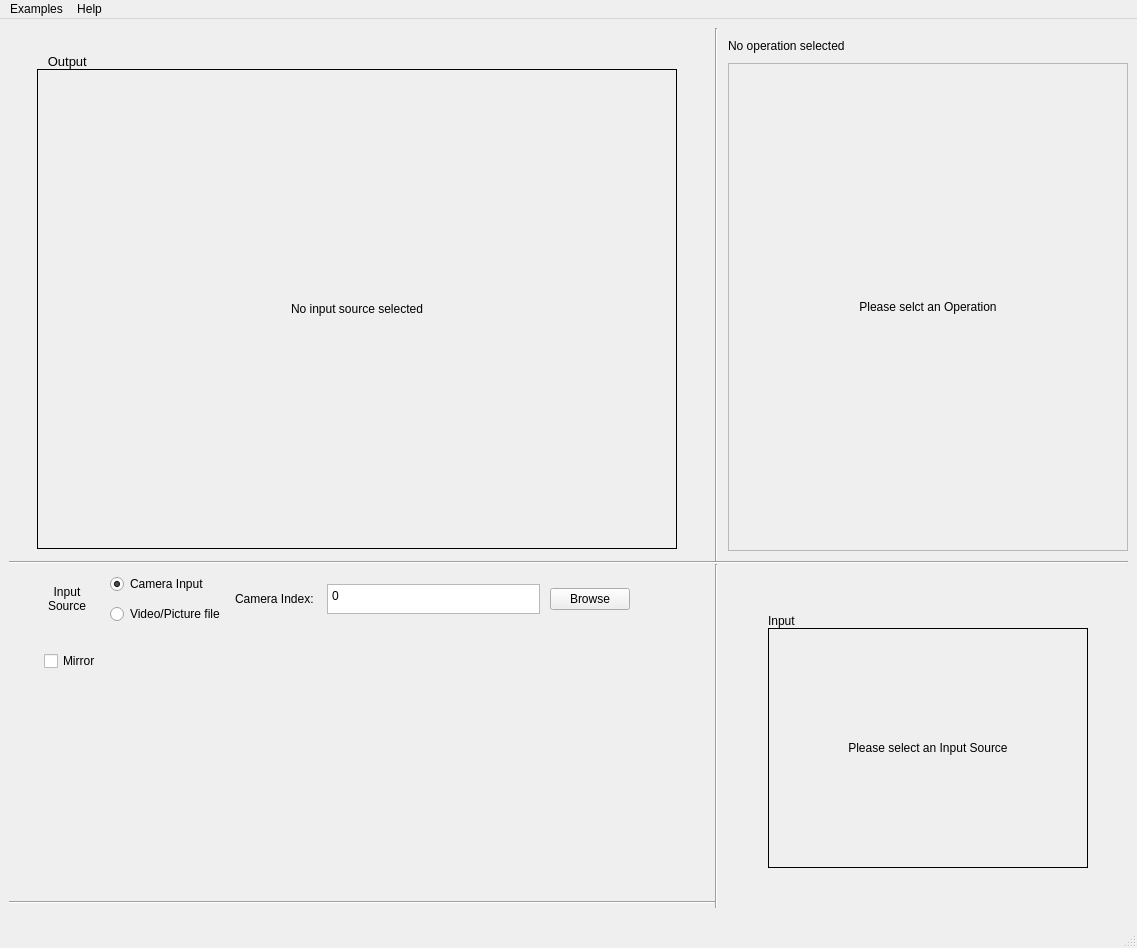
Old version of the form Window/MainWindow/mainwindow.ui in the repository JairajJangle/OpenCV-Catalogue.
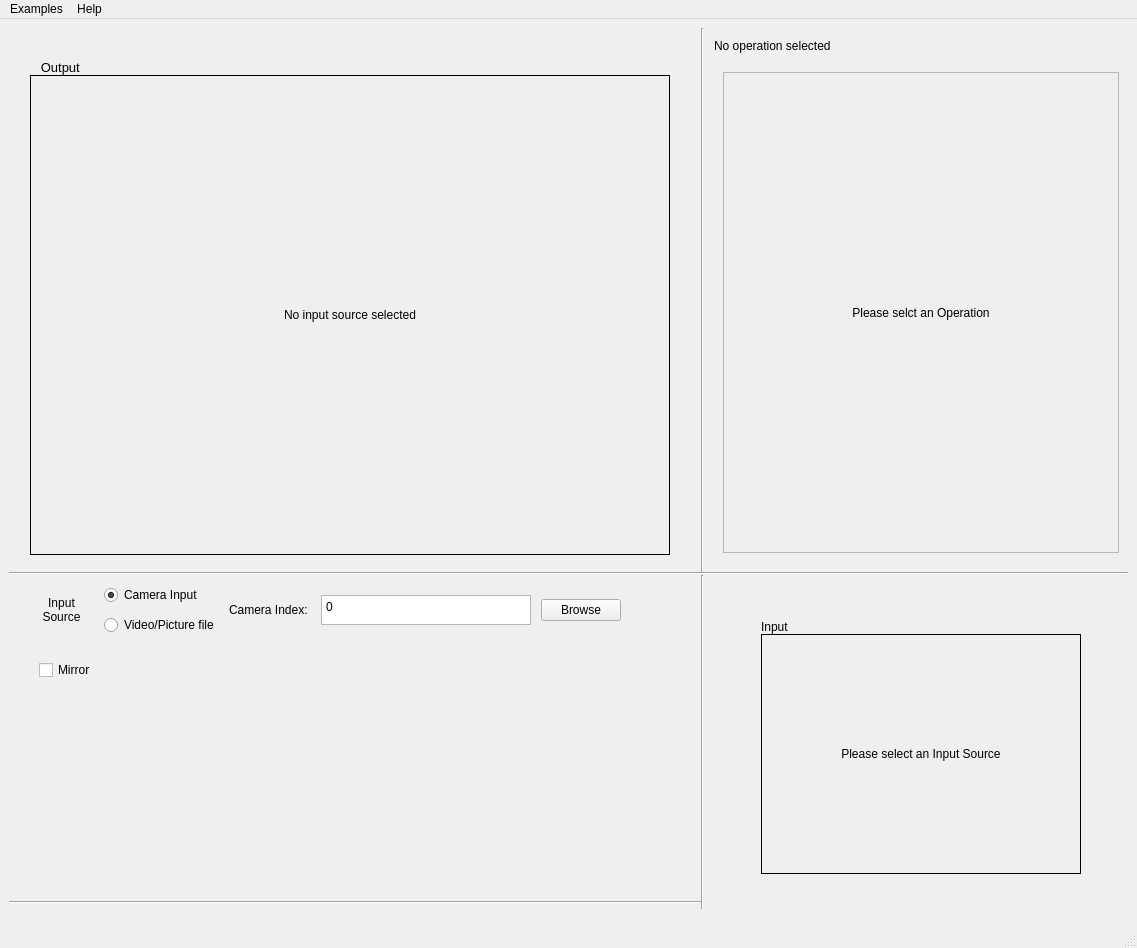
New version of the form. Icons and pictures are not drawn. Custom widgets are drawn as their Qt base class.

Commit message: Fixed param adjust widget chaining using QStackedWidget

```diff
--- a/Window/MainWindow/mainwindow.ui
+++ b/Window/MainWindow/mainwindow.ui
@@ -243,57 +243,6 @@
       </item>
       <item row="0" column="4" rowspan="2">
        <layout class="QGridLayout" name="gridLayout_5">
-        <item row="2" column="0">
-         <layout class="QVBoxLayout" name="verticalLayout">
-          <property name="spacing">
-           <number>0</number>
-          </property>
-          <property name="sizeConstraint">
-           <enum>QLayout::SetDefaultConstraint</enum>
-          </property>
-          <item>
-           <widget class="QScrollArea" name="scrollArea">
-            <property name="minimumSize">
-             <size>
-              <width>0</width>
-              <height>0</height>
-             </size>
-            </property>
-            <property name="widgetResizable">
-             <bool>true</bool>
-            </property>
-            <widget class="QWidget" name="scrollAreaWidgetContents">
-             <property name="geometry">
-              <rect>
-               <x>0</x>
-               <y>0</y>
-               <width>410</width>
-               <height>495</height>
-              </rect>
-             </property>
-             <property name="minimumSize">
-              <size>
-               <width>0</width>
-               <height>0</height>
-              </size>
-             </property>
-             <layout class="QGridLayout" name="gridLayout_7">
-              <item row="0" column="0">
-               <widget class="QLabel" name="label">
-                <property name="text">
-                 <string>Please selct an Operation</string>
-                </property>
-                <property name="alignment">
-                 <set>Qt::AlignCenter</set>
-                </property>
-               </widget>
-              </item>
-             </layout>
-            </widget>
-           </widget>
-          </item>
-         </layout>
-        </item>
         <item row="1" column="0">
          <layout class="QHBoxLayout" name="horizontalLayout_3">
           <item>
@@ -357,6 +306,67 @@
           </item>
          </layout>
         </item>
+        <item row="2" column="0">
+         <widget class="QStackedWidget" name="stackedWidget">
+          <property name="minimumSize">
+           <size>
+            <width>414</width>
+            <height>499</height>
+           </size>
+          </property>
+          <widget class="QWidget" name="Page1" native="true">
+           <layout class="QVBoxLayout" name="verticalLayout">
+            <property name="spacing">
+             <number>0</number>
+            </property>
+            <property name="sizeConstraint">
+             <enum>QLayout::SetDefaultConstraint</enum>
+            </property>
+            <item>
+             <widget class="QScrollArea" name="scrollArea">
+              <property name="minimumSize">
+               <size>
+                <width>0</width>
+                <height>0</height>
+               </size>
+              </property>
+              <property name="widgetResizable">
+               <bool>true</bool>
+              </property>
+              <widget class="QWidget" name="scrollAreaWidgetContents">
+               <property name="geometry">
+                <rect>
+                 <x>0</x>
+                 <y>0</y>
+                 <width>410</width>
+                 <height>495</height>
+                </rect>
+               </property>
+               <property name="minimumSize">
+                <size>
+                 <width>0</width>
+                 <height>0</height>
+                </size>
+               </property>
+               <layout class="QGridLayout" name="gridLayout_7">
+                <item row="0" column="0">
+                 <widget class="QLabel" name="label">
+                  <property name="text">
+                   <string>Please selct an Operation</string>
+                  </property>
+                  <property name="alignment">
+                   <set>Qt::AlignCenter</set>
+                  </property>
+                 </widget>
+                </item>
+               </layout>
+              </widget>
+             </widget>
+            </item>
+           </layout>
+          </widget>
+         </widget>
+        </item>
        </layout>
       </item>
       <item row="6" column="0" rowspan="3">
```
The commit also changes 5 other files.
